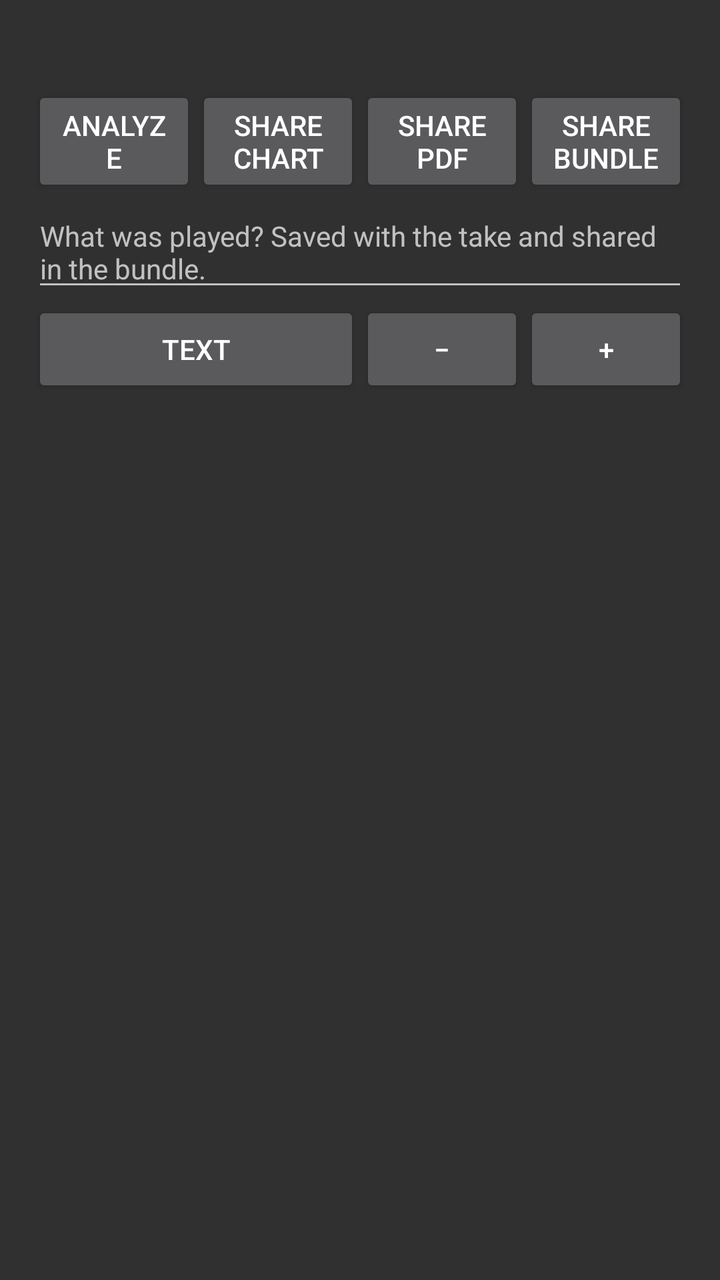
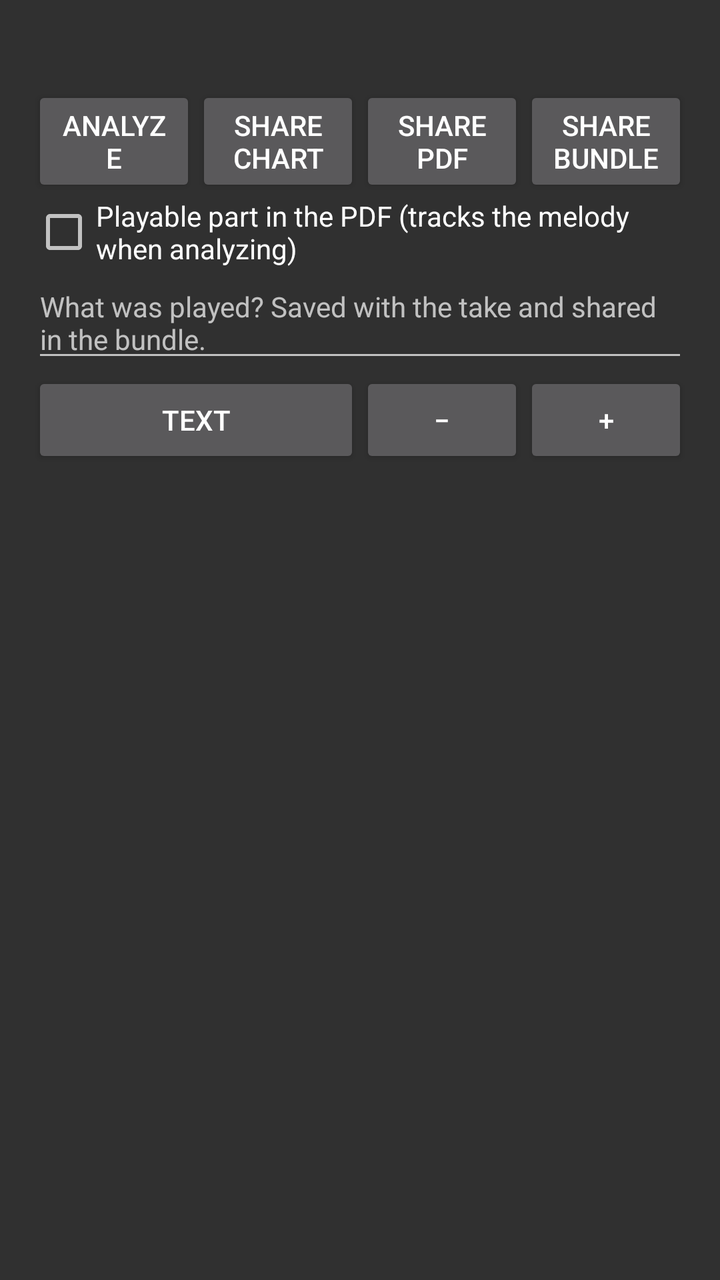

Compare the two renders of this Android layout. The source of the first and the diff that turns it into the second are given below.
<!-- AndroidManifest.xml: application theme AppTheme -->
<!-- res/layout/activity_result.xml -->
<?xml version="1.0" encoding="utf-8"?>
<LinearLayout xmlns:android="http://schemas.android.com/apk/res/android"
    android:layout_width="match_parent"
    android:layout_height="match_parent"
    android:orientation="vertical"
    android:padding="16dp">

    <TextView
        android:id="@+id/status"
        android:layout_width="match_parent"
        android:layout_height="wrap_content"
        android:paddingBottom="8dp"
        android:textSize="14sp" />

    <LinearLayout
        android:layout_width="match_parent"
        android:layout_height="wrap_content"
        android:orientation="horizontal">

        <Button
            android:id="@+id/analyzeButton"
            android:layout_width="0dp"
            android:layout_weight="1"
            android:layout_height="wrap_content"
            android:text="@string/analyze" />

        <Button
            android:id="@+id/shareButton"
            android:layout_width="0dp"
            android:layout_weight="1"
            android:layout_height="wrap_content"
            android:text="@string/share_chart" />

        <Button
            android:id="@+id/pdfButton"
            android:layout_width="0dp"
            android:layout_weight="1"
            android:layout_height="wrap_content"
            android:text="@string/share_pdf" />

        <Button
            android:id="@+id/bundleButton"
            android:layout_width="0dp"
            android:layout_weight="1"
            android:layout_height="wrap_content"
            android:text="@string/share_bundle" />
    </LinearLayout>

    
    <EditText
        android:id="@+id/notes"
        android:layout_width="match_parent"
        android:layout_height="wrap_content"
        android:hint="@string/notes_hint"
        android:importantForAutofill="no"
        android:inputType="textMultiLine|textCapSentences"
        android:maxLines="4"
        android:textSize="14sp" />

    <LinearLayout
        android:layout_width="match_parent"
        android:layout_height="wrap_content"
        android:orientation="horizontal">

        <Button
            android:id="@+id/viewButton"
            android:layout_width="0dp"
            android:layout_weight="2"
            android:layout_height="wrap_content"
            android:text="@string/show_text" />

        <Button
            android:id="@+id/zoomOutButton"
            android:layout_width="0dp"
            android:layout_weight="1"
            android:layout_height="wrap_content"
            android:text="@string/zoom_out" />

        <Button
            android:id="@+id/zoomInButton"
            android:layout_width="0dp"
            android:layout_weight="1"
            android:layout_height="wrap_content"
            android:text="@string/zoom_in" />
    </LinearLayout>

    
    <ScrollView
        android:id="@+id/sheetScroll"
        android:layout_width="match_parent"
        android:layout_height="match_parent"
        android:visibility="gone">

        <LinearLayout
            android:id="@+id/sheet"
            android:layout_width="match_parent"
            android:layout_height="wrap_content"
            android:background="#FFFFFFFF"
            android:orientation="vertical" />
    </ScrollView>

    
    <ScrollView
        android:id="@+id/textScroll"
        android:layout_width="match_parent"
        android:layout_height="match_parent">

        <HorizontalScrollView
            android:layout_width="match_parent"
            android:layout_height="wrap_content">

            <TextView
                android:id="@+id/chart"
                android:layout_width="wrap_content"
                android:layout_height="wrap_content"
                android:paddingTop="8dp"
                android:textIsSelectable="true"
                android:textSize="14sp"
                android:typeface="monospace" />
        </HorizontalScrollView>
    </ScrollView>
</LinearLayout>
<!-- resources referenced by this layout -->
<resources>
  <string name="analyze">Analyze</string>
  <string name="notes_hint">What was played? Saved with the take and shared in
          the bundle.</string>
  <string name="share_bundle">Share bundle</string>
  <string name="share_chart">Share chart</string>
  <string name="share_pdf">Share PDF</string>
  <string name="show_text">Text</string>
  <string name="zoom_in">+</string>
  <string name="zoom_out">−</string>
  <style name="AppTheme" parent="@android:style/Theme.Material" />
</resources>

<!-- the commit's change to res/layout/activity_result.xml (unified diff, before → after) -->
@@ -45,6 +45,13 @@
             android:layout_height="wrap_content"
             android:text="@string/share_bundle" />
     </LinearLayout>
+
+    
+    <CheckBox
+        android:id="@+id/playableCheck"
+        android:layout_width="match_parent"
+        android:layout_height="wrap_content"
+        android:text="@string/playable_part" />
 
     
     <EditText
<!-- resource entries referenced after the edit -->
@@ -3,6 +3,7 @@
   <string name="analyze">Analyze</string>
   <string name="notes_hint">What was played? Saved with the take and shared in
           the bundle.</string>
+  <string name="playable_part">Playable part in the PDF (tracks the melody when analyzing)</string>
   <string name="share_bundle">Share bundle</string>
   <string name="share_chart">Share chart</string>
   <string name="share_pdf">Share PDF</string>
